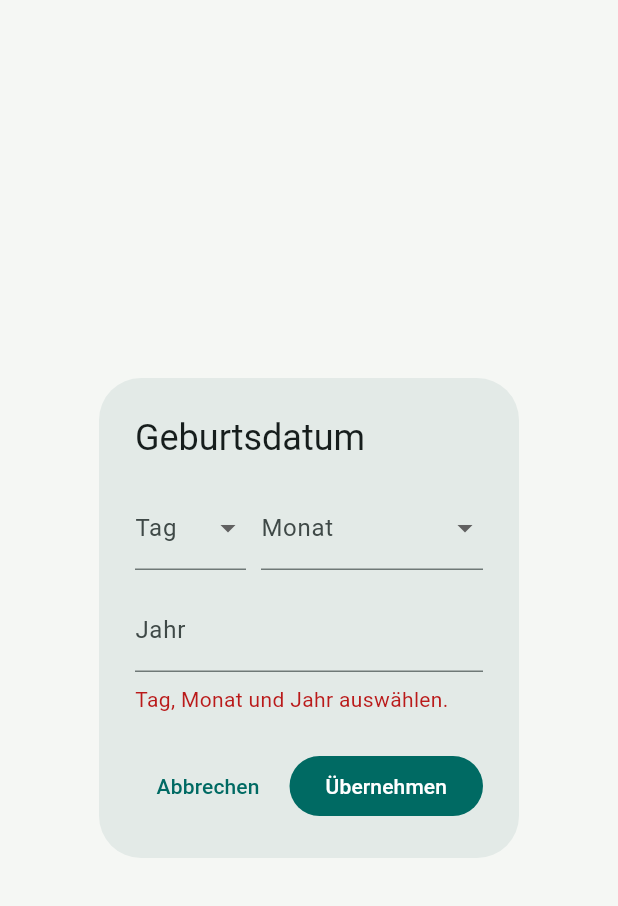
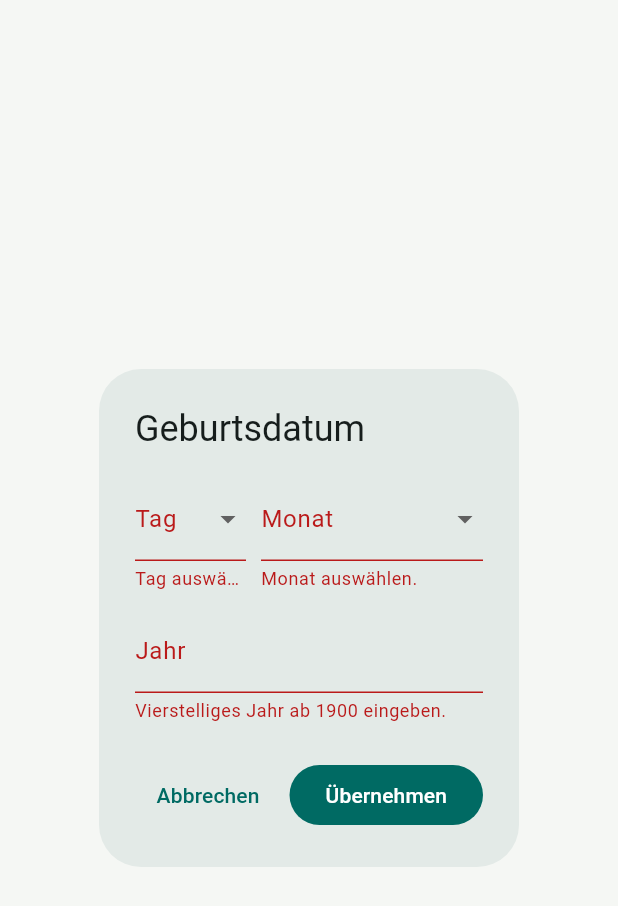
Before and after one commit to greilberger13/camping, a Flutter app: the BirthDateDialog widget shown alone on an empty page, opened directly, after a tap on "Übernehmen", on a phone screen of 412 x 824 dp. Shown: the top 906 px of the screen. Run offline on Flutter 3.47's test engine with Material 3 defaults, Android fonts, the phone set to English and light mode, and no system bars; our stand-ins replace qr_flutter, supabase_flutter; accounts and stored records are empty.

Commit message:
Some small refinements

```diff
--- a/lib/features/bookings/birth_date_dialog.dart
+++ b/lib/features/bookings/birth_date_dialog.dart
@@ -8,10 +8,10 @@ class BirthDateDialog extends StatefulWidget {
 }
 
 class _BirthDateDialogState extends State<BirthDateDialog> {
+  final formKey = GlobalKey<FormState>();
   int? day;
   int? month;
   final yearController = TextEditingController();
-  String? errorMessage;
 
   @override
   void dispose() {
@@ -23,7 +23,11 @@ class _BirthDateDialogState extends State<BirthDateDialog> {
   Widget build(BuildContext context) {
     return AlertDialog(
       title: const Text('Geburtsdatum'),
-      content: Column(
+      content: SingleChildScrollView(
+        child: Form(
+          key: formKey,
+          autovalidateMode: AutovalidateMode.onUserInteraction,
+          child: Column(
           mainAxisSize: MainAxisSize.min,
           children: [
             Row(
@@ -32,6 +36,9 @@ class _BirthDateDialogState extends State<BirthDateDialog> {
                   child: DropdownButtonFormField<int>(
                     initialValue: day,
                     decoration: const InputDecoration(labelText: 'Tag'),
+                    validator: (value) => value == null
+                        ? 'Tag auswählen.'
+                        : null,
                     items: [
                       for (var value = 1; value <= 31; value++)
                         DropdownMenuItem(value: value, child: Text('$value')),
@@ -45,6 +52,9 @@ class _BirthDateDialogState extends State<BirthDateDialog> {
                   child: DropdownButtonFormField<int>(
                     initialValue: month,
                     decoration: const InputDecoration(labelText: 'Monat'),
+                    validator: (value) => value == null
+                        ? 'Monat auswählen.'
+                        : null,
                     items: [
                       for (var value = 1; value <= 12; value++)
                         DropdownMenuItem(
@@ -58,32 +68,33 @@ class _BirthDateDialogState extends State<BirthDateDialog> {
               ],
             ),
             const SizedBox(height: 12),
-          TextField(
+            TextFormField(
               controller: yearController,
               keyboardType: TextInputType.number,
-            onChanged: (_) {
-              if (errorMessage != null) {
-                setState(() => errorMessage = null);
-              }
-            },
               decoration: const InputDecoration(
                 labelText: 'Jahr',
                 hintText: 'z. B. 1960',
               ),
+              validator: (input) {
+                final text = (input ?? '').trim();
+                final year = int.tryParse(text);
+                if (year == null || text.length != 4 ||
+                    year < 1900 || year > DateTime.now().year) {
+                  return 'Vierstelliges Jahr ab 1900 eingeben.';
+                }
+                if (day != null && month != null) {
+                  final date = DateTime(year, month!, day!);
+                  if (date.year != year ||
+                      date.month != month || date.day != day) {
+                    return 'Dieses Datum gibt es nicht.';
+                  }
+                }
+                return null;
+              },
             ),
-          if (errorMessage != null) ...[
-            const SizedBox(height: 8),
-            Align(
-              alignment: Alignment.centerLeft,
-              child: Text(
-                errorMessage!,
-                style: TextStyle(
-                  color: Theme.of(context).colorScheme.error,
+          ],
           ),
         ),
-            ),
-          ],
-        ],
       ),
       actions: [
         TextButton(
@@ -99,27 +110,8 @@ class _BirthDateDialogState extends State<BirthDateDialog> {
   }
 
   void _save() {
-    final yearText = yearController.text.trim();
-    final year = int.tryParse(yearText);
-    if (day == null || month == null || year == null) {
-      setState(() => errorMessage = 'Tag, Monat und Jahr auswählen.');
-      return;
-    }
-
-    if (yearText.length != 4 || year < 1900 || year > 2026) {
-      setState(
-        () => errorMessage =
-            'Das Jahr muss vierstellig und zwischen 1900 und 2026 liegen.',
-      );
-      return;
-    }
-
-    final date = DateTime(year, month!, day!);
-    if (date.year != year || date.month != month || date.day != day) {
-      setState(() => errorMessage = 'Dieses Datum gibt es nicht.');
-      return;
-    }
-
+    if (!formKey.currentState!.validate()) return;
+    final date = DateTime(int.parse(yearController.text.trim()), month!, day!);
     Navigator.pop(context, date);
   }
 
```
Also changed, not shown: lib/features/bookings/booking_dialog.dart (+15 -4 lines), lib/features/calendar/calendar_page.dart (+24 -12 lines), lib/features/settings/settings_page.dart (+21 -16 lines), lib/features/site_map/site_map_page.dart (+16 -9 lines), lib/features/site_map/site_picker_dialog.dart (+37 -15 lines), lib/features/stays/booking_order_dialog.dart (+28 -12 lines), lib/features/stays/order_product_dialog.dart (+27 -7 lines), lib/features/stays/stay_note_dialog.dart (+17 -8 lines), lib/features/tasks/tasks_page.dart (+15 -10 lines). Lines whose indentation alone changed are shown as unchanged.
